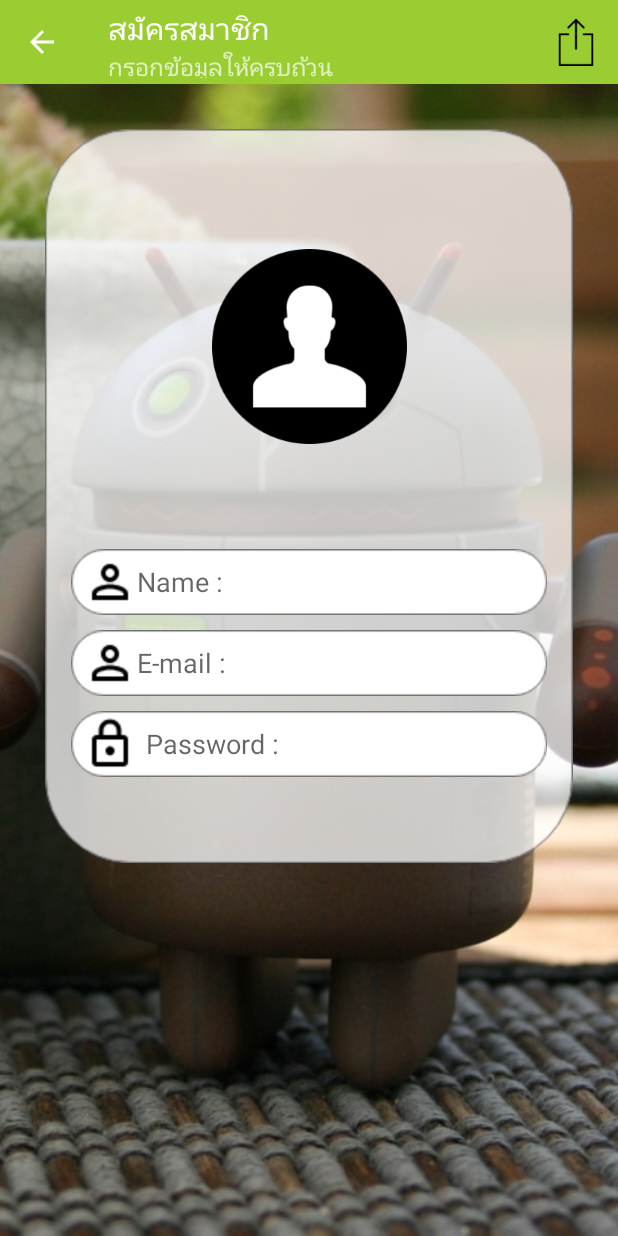
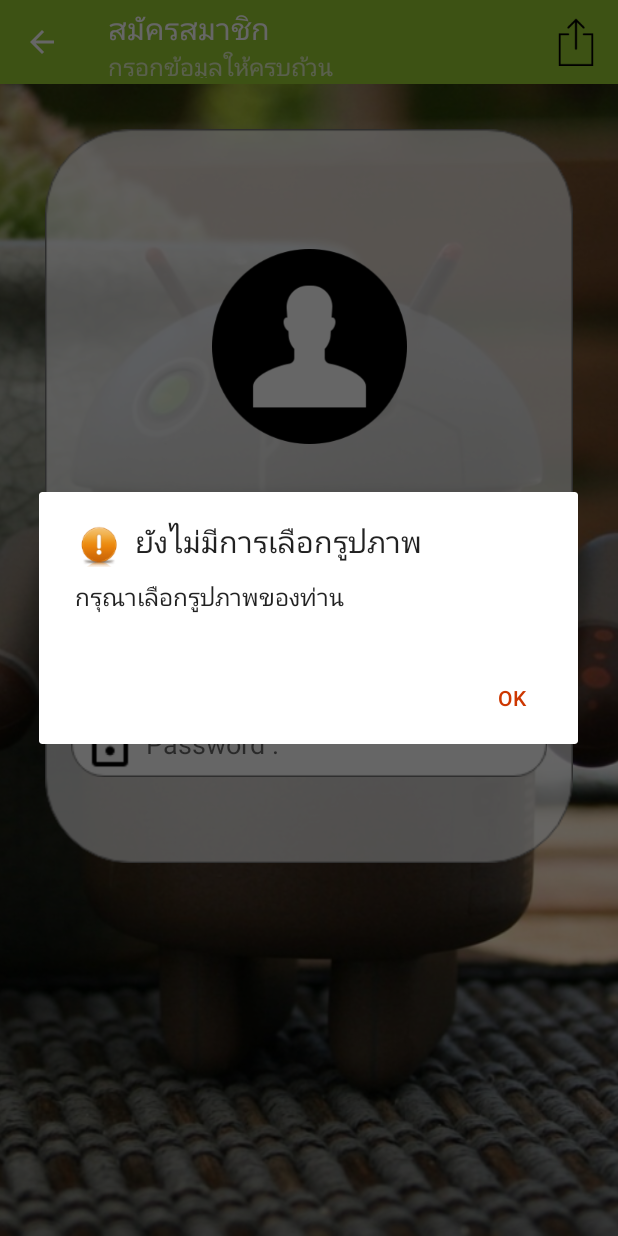
Before and after one commit to mayaswan/Washing_machine, an Android app: the fragment RegisterFragment placed in its activity, after a tap on "Upload", on a phone screen of 412 x 824 dp. Run offline under Robolectric (Android 15) with nearby library versions, the light colour scheme and no system bars.

Commit message:
update 1:24 PM 16/10/61

```diff
--- a/app/build.gradle
+++ b/app/build.gradle
@@ -27,6 +27,9 @@ dependencies {
     androidTestImplementation 'com.android.support.test.espresso:espresso-core:3.0.2'
     implementation 'com.google.firebase:firebase-core:16.0.1'
     implementation 'de.hdodenhof:circleimageview:2.2.0'
+    implementation 'com.google.firebase:firebase-core:16.0.4'
+    implementation 'com.google.firebase:firebase-auth:16.0.4'
+    implementation 'com.google.firebase:firebase-storage:16.0.3'
 }
 
 apply plugin: 'com.google.gms.google-services'
--- /dev/null
+++ b/app/src/main/java/com/example/ruchadapong/projectapp/MyAlert.java
@@ -0,0 +1,30 @@
+package com.example.ruchadapong.projectapp;
+
+import android.content.Context;
+import android.content.DialogInterface;
+import android.support.v7.app.AlertDialog;
+
+public class MyAlert {
+
+    private Context context;
+
+    public MyAlert(Context context){
+        this.context = context;
+    }
+
+    public void normalDialog(String titleString,String messageString){
+
+        AlertDialog.Builder builder = new AlertDialog.Builder(context);
+        builder.setCancelable(false);
+        builder.setIcon(R.drawable.ic_action_alert);
+        builder.setTitle(titleString);
+        builder.setMessage(messageString);
+        builder.setPositiveButton("OK", new DialogInterface.OnClickListener() {
+            @Override
+            public void onClick(DialogInterface dialog, int which) {
+                dialog.dismiss();
+            }
+        });
+        builder.show();
+    }
+}
--- a/app/src/main/java/com/example/ruchadapong/projectapp/RegisterFragment.java
+++ b/app/src/main/java/com/example/ruchadapong/projectapp/RegisterFragment.java
@@ -12,8 +12,10 @@ import android.support.v7.widget.Toolbar;
 import android.view.LayoutInflater;
 import android.view.Menu;
 import android.view.MenuInflater;
+import android.view.MenuItem;
 import android.view.View;
 import android.view.ViewGroup;
+import android.widget.EditText;
 import android.widget.ImageView;
 import android.widget.Toast;
 
@@ -24,6 +26,7 @@ public class RegisterFragment extends Fragment {
     private ImageView imageView;
     private Uri uri;
     private boolean aBoolean = true;
+    private String nameString,emailString,passwordString;
 
     @Override
     public void onActivityCreated(@Nullable Bundle savedInstanceState) {
@@ -35,6 +38,51 @@ public class RegisterFragment extends Fragment {
         // Avatar Controller
 
         avatarController();
+
+
+    }
+
+    @Override
+    public boolean onOptionsItemSelected(MenuItem item) {
+
+        if (item.getItemId() == R.id.itemUpload) {
+
+            checkUpload();
+            return true;
+
+        }
+        return super.onOptionsItemSelected(item);
+    }
+
+    private void checkUpload() {
+
+        MyAlert myAlert = new MyAlert(getActivity());
+
+        EditText nameEditText = getView().findViewById(R.id.edtName);
+        EditText emailEditText = getView().findViewById(R.id.edtEmail);
+        EditText passwordEditText = getView().findViewById(R.id.edtPassword);
+
+        nameString = nameEditText.getText().toString().trim();
+        emailString = emailEditText.getText().toString().trim();
+        passwordString = passwordEditText.getText().toString().trim();
+
+        if (aBoolean) {
+
+            myAlert.normalDialog("ยังไม่มีการเลือกรูปภาพ","กรุณาเลือกรูปภาพของท่าน");
+
+        } else if (nameString.isEmpty() || emailString.isEmpty() || passwordString.isEmpty()) {
+
+            myAlert.normalDialog("ข้อมูลของท่านยังไม่ครบถ้วน","กรุณากรอกข้อมูลของท่านให้ครบถ้วน");
+
+        }else {
+
+            uploadAvatar();
+        }
+
+    }
+
+    private void uploadAvatar() {
+
 
 
     }
```
